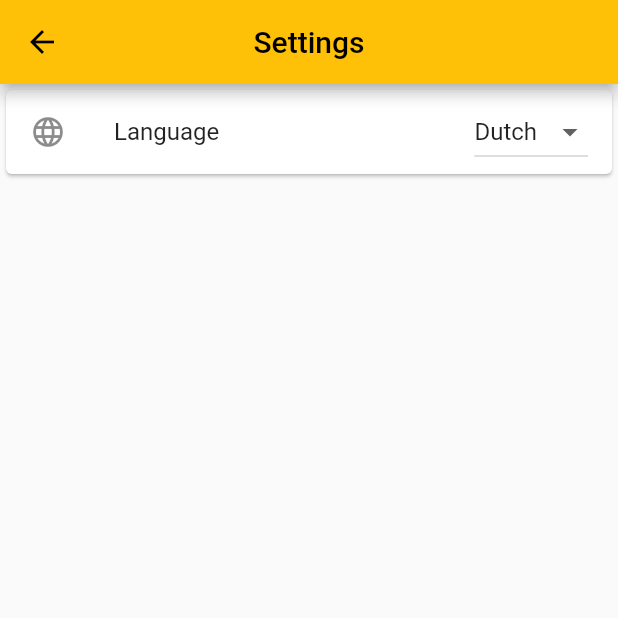
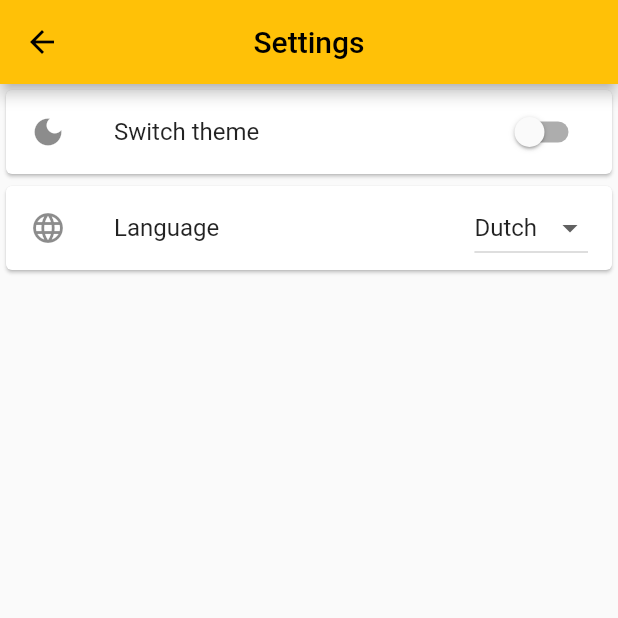
Before and after one commit to AlfianSanjaya/saldochecker, a Flutter app: the screen it shows after launch, after a tap on the "settings" icon, on a phone screen of 412 x 824 dp, the top half of it. Run offline on Flutter 3.47's test engine with Material 2 defaults, Android fonts, the light colour scheme and no system bars; our stand-ins replace bloc, flutter_bloc; generated files the repository leaves out were written again; network calls fail.

Commit message:
Implement theme change with settings cubit

```diff
--- a/lib/main.dart
+++ b/lib/main.dart
@@ -1,6 +1,7 @@
 import 'package:flutter/material.dart';
 import 'package:flutter_bloc/flutter_bloc.dart';
 import 'package:flutter_gen/gen_l10n/app_localizations.dart';
+import 'package:saldochecker/presentation/pages/settings/cubit/settings_cubit.dart';
 
 import 'presentation/pages/main/bloc/ticket_bloc.dart';
 import 'presentation/routes/routes.dart';
@@ -14,9 +15,18 @@ class SaldoChecker extends StatelessWidget {
 
   @override
   Widget build(BuildContext context) {
-    return BlocProvider(
-      create: (context) => TicketBloc(),
-      child: MaterialApp(
+    return MultiBlocProvider(
+      providers: [
+        BlocProvider(
+          create: (_) => TicketBloc(),
+        ),
+        BlocProvider(
+          create: (_) => SettingsCubit(),
+        ),
+      ],
+      child: BlocBuilder<SettingsCubit, SettingsState>(
+        builder: (context, state) {
+          return MaterialApp(
             //locale: context.watch<SettingsData>().currentLocale,
             localizationsDelegates: AppLocalizations.localizationsDelegates,
             supportedLocales: AppLocalizations.supportedLocales,
@@ -24,9 +34,11 @@ class SaldoChecker extends StatelessWidget {
               primarySwatch: Colors.amber,
             ),
             darkTheme: ThemeData.dark(),
-        //themeMode: context.watch<SettingsData>().currentThemeMode,
+            themeMode: state.themeMode,
             initialRoute: RouteManager.homePage,
             onGenerateRoute: RouteManager.generateRoute,
+          );
+        },
       ),
     );
   }
--- /dev/null
+++ b/lib/presentation/pages/settings/cubit/settings_cubit.dart
@@ -0,0 +1,24 @@
+import 'package:bloc/bloc.dart';
+import 'package:flutter/material.dart';
+import 'package:meta/meta.dart';
+
+part 'settings_state.dart';
+
+class SettingsCubit extends Cubit<SettingsState> {
+  SettingsCubit() : super(const SettingsInitial(themeMode: ThemeMode.light));
+
+  void toggleTheme(bool value) {
+    if (value) {
+      emit(const NewSettings(themeMode: ThemeMode.dark));
+    } else {
+      emit(const NewSettings(themeMode: ThemeMode.light));
+    }
+  }
+
+  @override
+  void onChange(Change<SettingsState> change) {
+    // TODO: implement onChange
+    print(change);
+    super.onChange(change);
+  }
+}
--- /dev/null
+++ b/lib/presentation/pages/settings/cubit/settings_state.dart
@@ -0,0 +1,25 @@
+// ignore_for_file: public_member_api_docs, sort_constructors_first
+part of 'settings_cubit.dart';
+
+@immutable
+abstract class SettingsState {
+  final ThemeMode themeMode;
+
+  const SettingsState({required this.themeMode});
+
+  bool get isDarkTheme => (themeMode == ThemeMode.dark) ? true : false;
+
+  @override
+  String toString() =>
+      'SettingsState(themeMode: $themeMode , isDarkTheme: $isDarkTheme)';
+}
+
+class SettingsInitial extends SettingsState {
+  const SettingsInitial({required ThemeMode themeMode})
+      : super(themeMode: themeMode);
+}
+
+class NewSettings extends SettingsState {
+  const NewSettings({required ThemeMode themeMode})
+      : super(themeMode: themeMode);
+}
--- a/lib/presentation/pages/settings.dart
+++ b/lib/presentation/pages/settings/settings_page.dart
@@ -1,15 +1,17 @@
 import 'package:flutter/material.dart';
+import 'package:flutter_bloc/flutter_bloc.dart';
 import 'package:flutter_gen/gen_l10n/app_localizations.dart';
-import 'package:provider/provider.dart';
 
-class Settings extends StatefulWidget {
-  const Settings({Key? key}) : super(key: key);
+import 'package:saldochecker/presentation/pages/settings/cubit/settings_cubit.dart';
+
+class SettingsPage extends StatefulWidget {
+  const SettingsPage({Key? key}) : super(key: key);
 
   @override
-  State<Settings> createState() => _SettingsState();
+  State<SettingsPage> createState() => _SettingsPageState();
 }
 
-class _SettingsState extends State<Settings> {
+class _SettingsPageState extends State<SettingsPage> {
   String _dropdownValue = 'nl';
 
   void dropdownCallback(String? selectedValue) {
@@ -42,6 +44,21 @@ class _SettingsState extends State<Settings> {
           //     ),
           //   ),
           // ),
+          BlocBuilder<SettingsCubit, SettingsState>(
+            builder: (context, state) {
+              return Card(
+                  child: ListTile(
+                leading: const Icon(Icons.dark_mode),
+                title: Text(AppLocalizations.of(context)!.settingsTheme),
+                trailing: Switch(
+                  value: state.isDarkTheme,
+                  onChanged: (bool value) {
+                    toggleTheme(context, value);
+                  },
+                ),
+              ));
+            },
+          ),
           Card(
             child: ListTile(
               leading: const Icon(Icons.language),
@@ -66,4 +83,8 @@ class _SettingsState extends State<Settings> {
       ),
     );
   }
+
+  void toggleTheme(BuildContext context, bool value) {
+    BlocProvider.of<SettingsCubit>(context).toggleTheme(value);
+  }
 }
--- a/lib/presentation/routes/routes.dart
+++ b/lib/presentation/routes/routes.dart
@@ -1,8 +1,7 @@
 import 'package:flutter/material.dart';
 import '../pages/information_page.dart';
 import '../pages/main/main_page.dart';
-
-import '../pages/settings.dart';
+import '../pages/settings/settings_page.dart';
 
 class RouteManager {
   static const String homePage = '/';
@@ -24,7 +23,7 @@ class RouteManager {
             builder: (context) =>
                 InformationPage(ticketID: arguments!["ticketID"]));
       case settingsPage:
-        return MaterialPageRoute(builder: (context) => const Settings());
+        return MaterialPageRoute(builder: (context) => const SettingsPage());
       default:
         throw const FormatException("Route not found!");
     }
```
Lines whose indentation alone changed are shown as unchanged.
